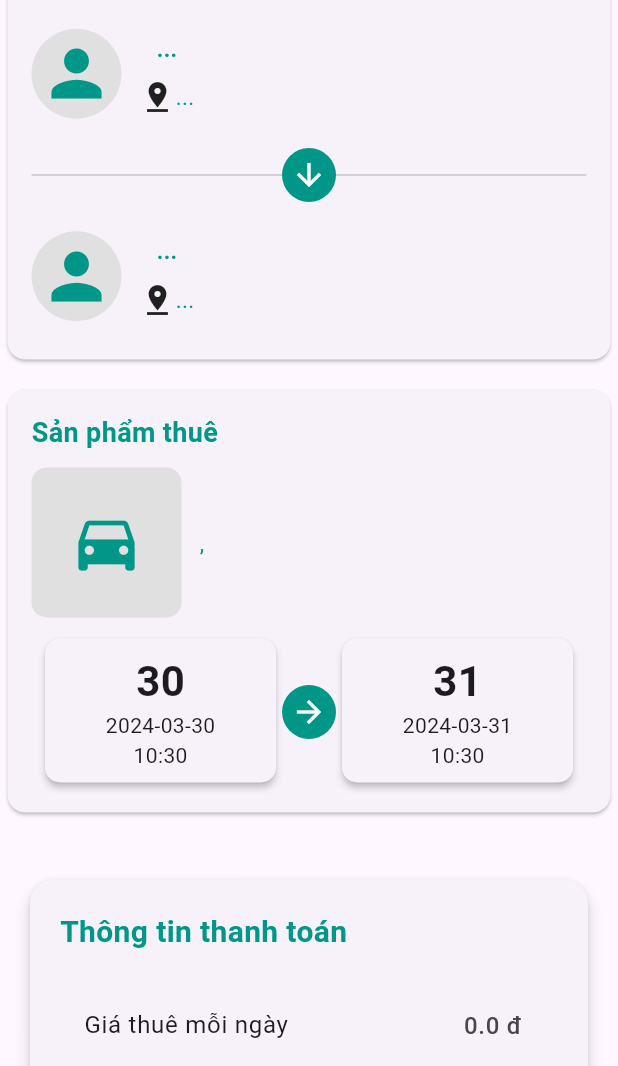
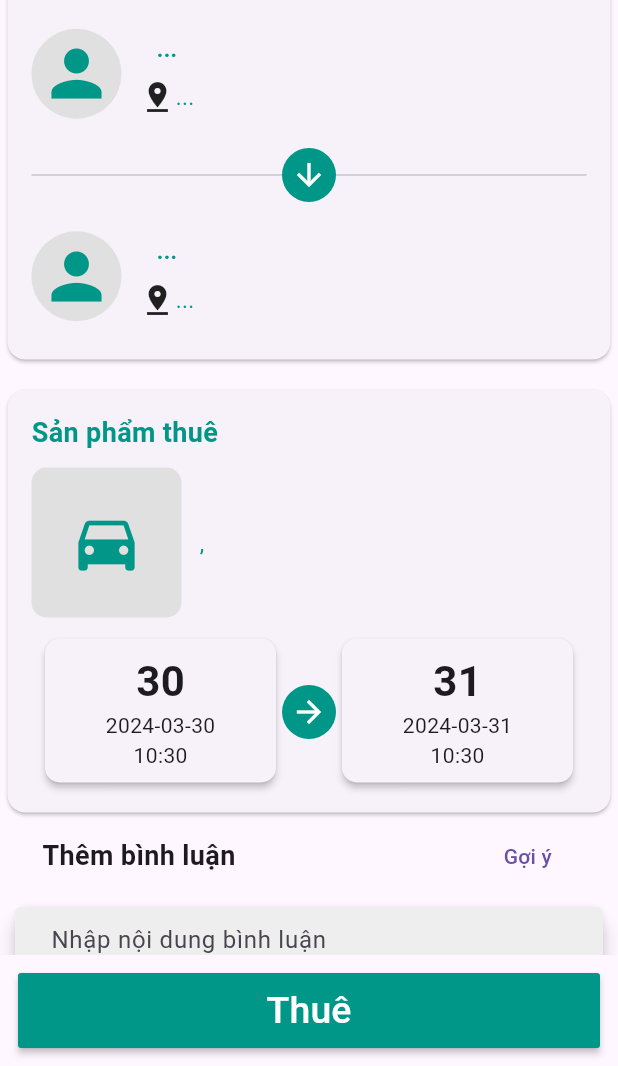
Before and after one commit to L0qin/fp_thuexe, a Flutter app: the DetailCar screen opened directly with empty values, after a tap on "Thuê ngay", on a phone screen of 412 x 824 dp, the part 170-1236 px from its top. Run offline on Flutter 3.47's test engine with Material 3 defaults, Android fonts, the light colour scheme and no system bars; our stand-ins replace animate_do, carousel_slider, file_picker, image_picker, responsive_builder, salomon_bottom_bar and 1 more; missing offline and left inert: flutter_zalopay_sdk; accounts and stored records are empty; network calls fail; project files that could hold a hidden picture were left out.

Commit message:
change del

```diff
--- a/lib/pages/car_detail_page.dart
+++ b/lib/pages/car_detail_page.dart
@@ -684,7 +684,10 @@ class _DetailCarState extends State<DetailCar> {
     return Card(
       child: Padding(
         padding: const EdgeInsets.all(16.0),
-        child: Row(
+        child: Column(
+          crossAxisAlignment: CrossAxisAlignment.start,
+          children: [
+            Row(
               children: [
                 CircleAvatar(
                   radius: 30, // Đường kính của hình ảnh bo tròn
@@ -724,9 +727,22 @@ class _DetailCarState extends State<DetailCar> {
                 ),
               ],
             ),
+            Divider(),// Khoảng cách giữa nội dung bình luận và hàng trên
+            Text(
+              "Nội dung bình luận của người dùng"
+                  " ", // Thay thế bằng nội dung bình luận thực tế
+
+              style: TextStyle(
+                fontSize: 14,
+                color: Colors.black87,
+              ),
+            ),
+          ],
+        ),
       ),
     );
   }
+
 
 
   // Widget _buildEvaluate() {
--- a/lib/pages/confirm_page.dart
+++ b/lib/pages/confirm_page.dart
@@ -226,6 +226,7 @@ class _ConfirmPageState extends State<ConfirmPage> {
         backgroundColor: Colors.teal,
       ),
       body: _buildBody(),
+      bottomNavigationBar: _buildButton(),
     );
   }
 
@@ -239,15 +240,79 @@ class _ConfirmPageState extends State<ConfirmPage> {
             _buildRentingInfoCard(),
             SizedBox(height: 10.0),
             _buildProductInfoCard(),
-            SizedBox(height: 10.0),
+            _buildCommentForm(),
             _buildPaymentInfoCard(),
-            SizedBox(height: 10.0),
-            _buildButton(),
+
           ],
         ),
+
       ),
+
     );
   }
+  Widget _buildCommentForm() {
+    String comment = ''; // Biến để lưu trữ nội dung bình luận
+
+    return Column(
+      // mainAxisAlignment: MainAxisAlignment.spaceBetween,
+      children: [
+        Row(
+          mainAxisAlignment: MainAxisAlignment.spaceAround,
+          children: [
+
+          Text(
+            'Thêm bình luận',
+            style: TextStyle(
+              fontSize: 18,
+              fontWeight: FontWeight.bold,
+            ),
+          ),
+          SizedBox(width: 50,),
+          TextButton(onPressed: () {
+
+          }, child: Text('Gợi ý'))
+        ],),
+        Card(
+          color: Colors.white,
+          elevation: 5,
+          shape: RoundedRectangleBorder(
+            borderRadius: BorderRadius.circular(10),
+          ),
+          margin: EdgeInsets.all(10),
+          child: TextField(
+            onChanged: (value) {
+              comment = value;
+            },
+            decoration: InputDecoration(
+              hintText: 'Nhập nội dung bình luận',
+              contentPadding: EdgeInsets.symmetric(vertical: 10, horizontal: 20),
+              filled: true, // Đánh dấu có nền
+              fillColor: Colors.grey[200], // Màu nền của TextField
+            ),
+            maxLines: 3,
+          ),
+        ),
+        SizedBox(height: 10),
+        // ElevatedButton(
+        //   onPressed: () {
+        //     // Xử lý khi người dùng nhấn nút gửi bình luận
+        //     if (comment.isNotEmpty) {
+        //       // Kiểm tra nếu nội dung bình luận không trống
+        //       // Thực hiện các hành động khác ở đây, ví dụ: gửi bình luận đến máy chủ
+        //       print('Nội dung bình luận: $comment');
+        //       // Sau khi xử lý, bạn có thể làm sạch biểu mẫu bằng cách đặt lại giá trị biến comment
+        //       comment = '';
+        //     }
+        //   },
+        //   child: Text('Gửi'),
+        // ),
+      ],
+    );
+  }
+
+
+
+
 
   Widget _buildRentingInfoCard() {
     return Container(
```
Lines whose indentation alone changed are shown as unchanged.
